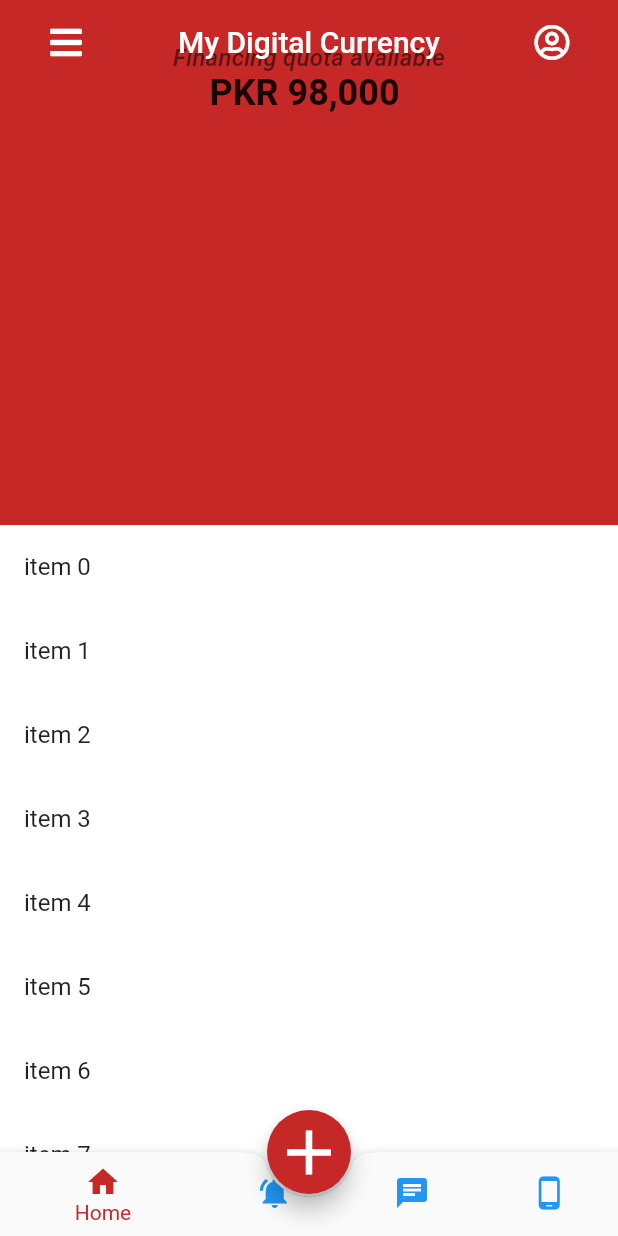
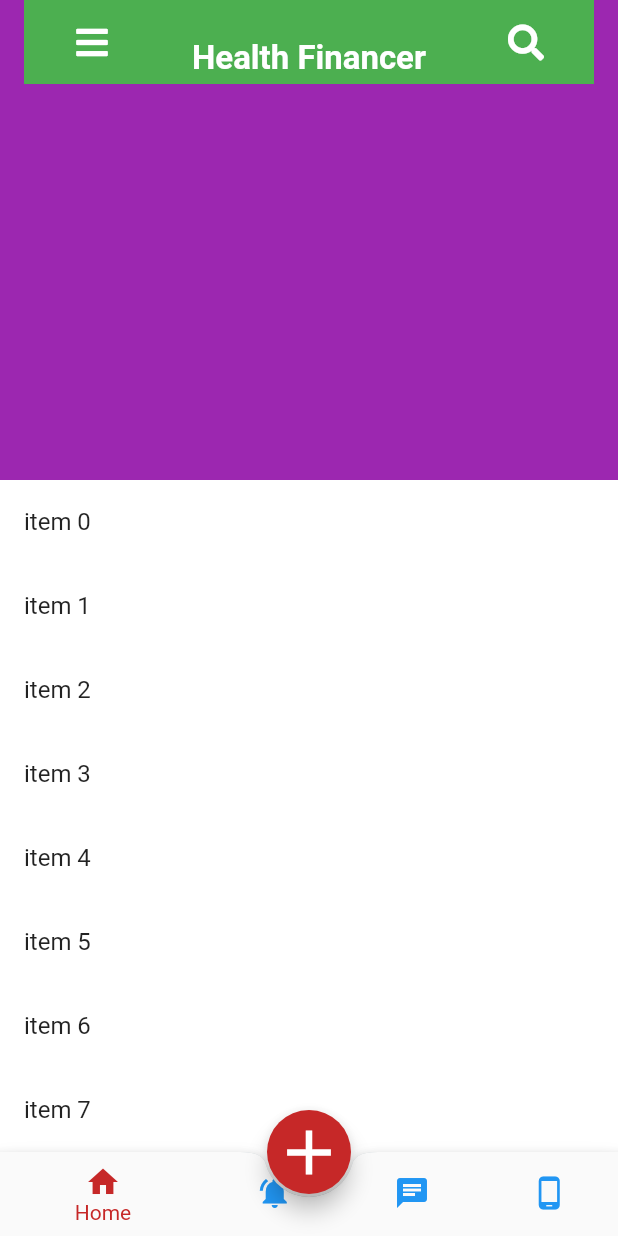
Before and after one commit to IHKodifier/hhfv4apps, a Flutter app: the screen it shows after launch, on a phone screen of 412 x 824 dp. Run offline on Flutter 3.47's test engine with Material 2 defaults, Android fonts, the phone set to English and light mode, and no system bars; our stand-ins replace font_awesome_flutter; Roboto replaces fonts that are missing (Montserrat, Poppins); statements that could not run were skipped; project files that could hold a hidden picture were left out.

```diff
--- a/lib/ui/home.dart
+++ b/lib/ui/home.dart
@@ -92,7 +92,7 @@ class _HomePageState extends State<HomePage>
           title: CustomAppBar(),
           pinned: true,
           floating: true,
-          expandedHeight: 350.0,
+          expandedHeight: 320.0,
           flexibleSpace: MyFlexibleAppBar(),
         ),
         myList(),
--- a/lib/ui/myFelexibleAppBar.dart
+++ b/lib/ui/myFelexibleAppBar.dart
@@ -6,32 +6,25 @@ class MyFlexibleAppBar extends StatefulWidget {
 }
 
 class _MyFlexibleAppBarState extends State<MyFlexibleAppBar> {
-  final double appBarHeight= 66.0;
+  final double appBarHeight = 66.0;
 
   // const MyFlexiableAppBar();
 
   @override
   Widget build(BuildContext context) {
-    final double statusBarHeight= MediaQuery.of(context).padding.top;
+    final double statusBarHeight = MediaQuery.of(context).padding.top;
+if (i) {
 
+}
     return SafeArea(
-          child: Container(
-        padding: EdgeInsets.only(top: statusBarHeight),
-        height: statusBarHeight+appBarHeight+10.0,
-        child: Center(
-          child: Column(
-            mainAxisAlignment: MainAxisAlignment.end,
+      child: Container(
+        // height: statusBarHeight + appBarHeight,
+        color:Colors.purple,
+    ),);
 
-            crossAxisAlignment: CrossAxisAlignment.center,
-            children: <Widget>[
-              Text('Financing quota available',style: Theme.of(context).textTheme.subtitle, ),
-              Text('PKR 98,000 ',style: Theme.of(context).textTheme.title,)
-            ],
 
-          ),
-        ),
 
-      ),
-    );
+
+
   }
 }
--- a/lib/ui/myappBar.dart
+++ b/lib/ui/myappBar.dart
@@ -3,86 +3,46 @@ import 'package:font_awesome_flutter/font_awesome_flutter.dart';
 
 class CustomAppBar extends StatelessWidget {
   final String title;
-  final double barHeight =66.0;
+  final double barHeight = 66.0;
   CustomAppBar({this.title});
-
+//TODO: do thids please
+//FIXME: hgjhgjghhgjhg
   @override
   Widget build(BuildContext context) {
-
     return Container(
+      color: Colors.green,
       child: Row(
-        mainAxisAlignment: MainAxisAlignment.spaceBetween,
+        mainAxisAlignment: MainAxisAlignment.spaceAround,
+        crossAxisAlignment: CrossAxisAlignment.end,
         children: <Widget>[
-          Container(child: Padding(
+          Container(
+            child: Padding(
               padding: const EdgeInsets.all(16.0),
-            child: Icon(
-              FontAwesomeIcons.bars, color: Colors.white,),
-          ),),
-
-          Container(child: Padding(
+              child: IconButton(
+                icon: Icon(FontAwesomeIcons.bars, color: Colors.white),
+                onPressed: () {},
+              ),
+            ),
+          ),
+          Container(
+            child: Padding(
               padding: const EdgeInsets.all(16.0),
               child: Text(
-              'My Digital Currency',
+                'Health Financer',
                 style: TextStyle(
                     color: Colors.white,
-                  fontFamily: 'Poppins',
-                  fontSize: 20.0
+                    fontSize: 22.0,
+                    fontWeight: FontWeight.bold),
               ),
             ),
-
-          ),),
-
-          Container(child: Padding(
+          ),
+          Container(
+            child: Padding(
               padding: const EdgeInsets.all(16.0),
-            child: Icon(
-              FontAwesomeIcons.userCircle, color: Colors.white,),
-          ),),
-
-        ],
+              child: IconButton(
+                icon: Icon(FontAwesomeIcons.search, color: Colors.white),
+                onPressed: () {},
               ),
-    );
-
-
-
-
-
-
-
-
-
-
-
-
-
-
-
-
-
-
-
-
-
-
-
-
-
-
-
-
-
-
-
-
-
-    return Scaffold(
-      body: CustomScrollView(
-        slivers: <Widget>[
-          SliverAppBar(
-            title: Text('title goes here'),
-            pinned: true,
-            expandedHeight: 210,
-            flexibleSpace: Container(
-              color: Colors.blue,
             ),
           ),
         ],
```
Also changed, not shown: 1 other file. Lines whose indentation alone changed are shown as unchanged.
